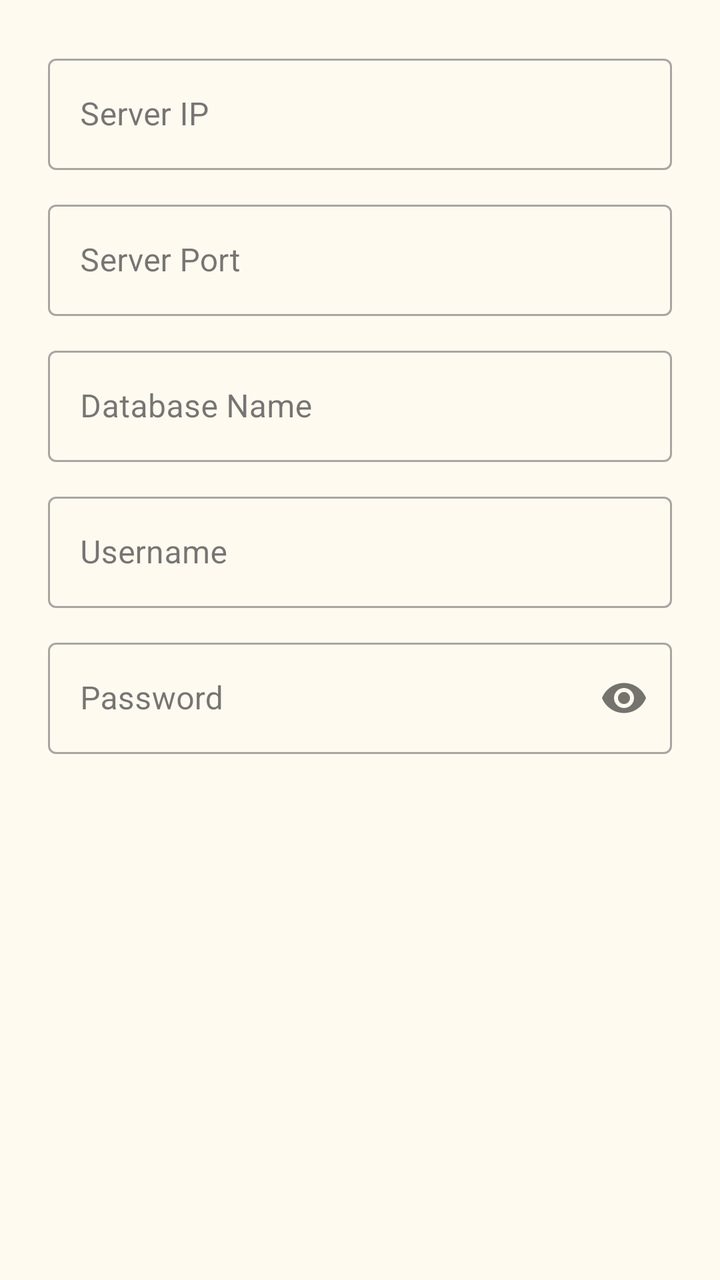
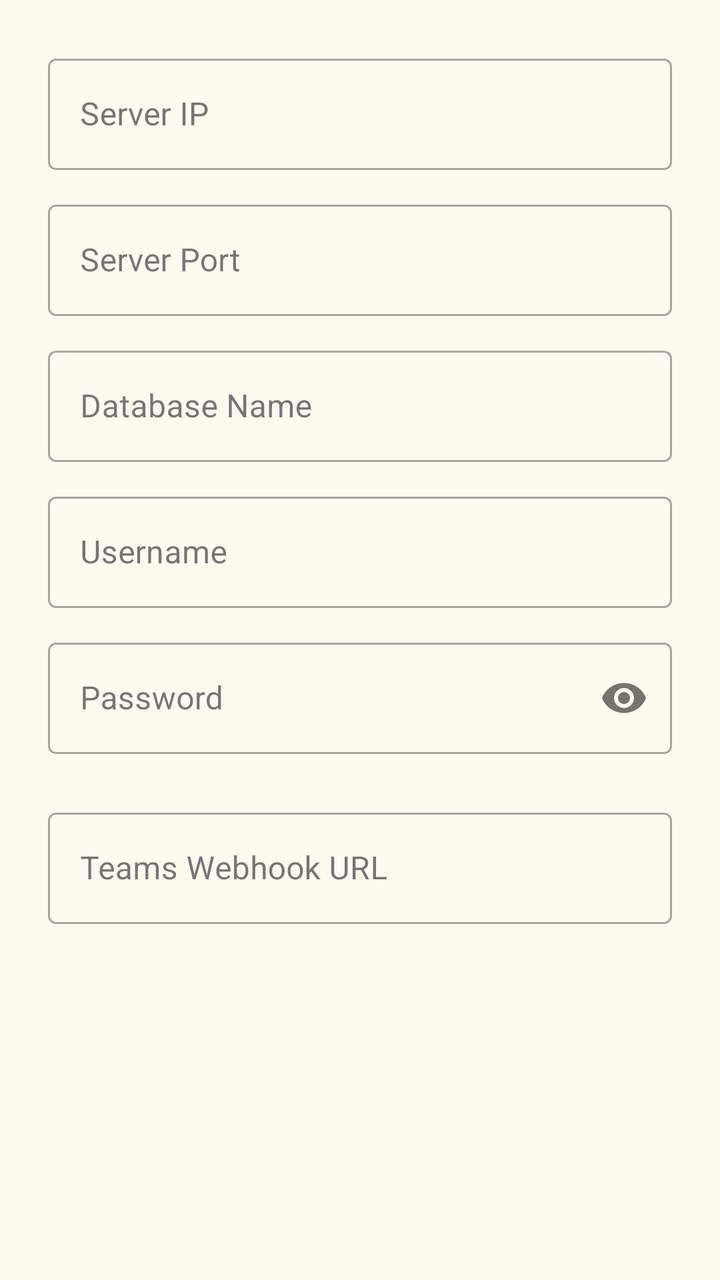

Screens rendered from an Android XML layout before and after an edit, with the pre-edit source and the edit as a unified diff.
<!-- AndroidManifest.xml: application theme Theme.MT01 -->
<!-- res/layout/dialog_connection_settings.xml -->
<?xml version="1.0" encoding="utf-8"?>
<ScrollView xmlns:android="http://schemas.android.com/apk/res/android"
    xmlns:app="http://schemas.android.com/apk/res-auto"
    android:layout_width="match_parent"
    android:layout_height="wrap_content">

    <LinearLayout
        android:layout_width="match_parent"
        android:layout_height="wrap_content"
        android:orientation="vertical"
        android:padding="24dp">

        <com.google.android.material.textfield.TextInputLayout
            style="@style/Widget.MaterialComponents.TextInputLayout.OutlinedBox"
            android:layout_width="match_parent"
            android:layout_height="wrap_content"
            android:hint="@string/settings_server_ip">

            <com.google.android.material.textfield.TextInputEditText
                android:id="@+id/ip_edit_text"
                android:layout_width="match_parent"
                android:layout_height="wrap_content"
                android:inputType="text" />
        </com.google.android.material.textfield.TextInputLayout>

        <com.google.android.material.textfield.TextInputLayout
            style="@style/Widget.MaterialComponents.TextInputLayout.OutlinedBox"
            android:layout_width="match_parent"
            android:layout_height="wrap_content"
            android:layout_marginTop="12dp"
            android:hint="@string/settings_server_port">

            <com.google.android.material.textfield.TextInputEditText
                android:id="@+id/port_edit_text"
                android:layout_width="match_parent"
                android:layout_height="wrap_content"
                android:inputType="number" />
        </com.google.android.material.textfield.TextInputLayout>

        <com.google.android.material.textfield.TextInputLayout
            style="@style/Widget.MaterialComponents.TextInputLayout.OutlinedBox"
            android:layout_width="match_parent"
            android:layout_height="wrap_content"
            android:layout_marginTop="12dp"
            android:hint="@string/settings_db_name">

            <com.google.android.material.textfield.TextInputEditText
                android:id="@+id/db_edit_text"
                android:layout_width="match_parent"
                android:layout_height="wrap_content"
                android:inputType="text" />
        </com.google.android.material.textfield.TextInputLayout>

        <com.google.android.material.textfield.TextInputLayout
            style="@style/Widget.MaterialComponents.TextInputLayout.OutlinedBox"
            android:layout_width="match_parent"
            android:layout_height="wrap_content"
            android:layout_marginTop="12dp"
            android:hint="@string/login_username">

            <com.google.android.material.textfield.TextInputEditText
                android:id="@+id/user_edit_text"
                android:layout_width="match_parent"
                android:layout_height="wrap_content"
                android:inputType="text" />
        </com.google.android.material.textfield.TextInputLayout>

        <com.google.android.material.textfield.TextInputLayout
            style="@style/Widget.MaterialComponents.TextInputLayout.OutlinedBox"
            android:layout_width="match_parent"
            android:layout_height="wrap_content"
            android:layout_marginTop="12dp"
            android:hint="@string/login_password"
            app:passwordToggleEnabled="true">

            <com.google.android.material.textfield.TextInputEditText
                android:id="@+id/pass_edit_text"
                android:layout_width="match_parent"
                android:layout_height="wrap_content"
                android:inputType="textPassword" />
        </com.google.android.material.textfield.TextInputLayout>

    </LinearLayout>
</ScrollView>
<!-- resources referenced by this layout -->
<resources>
  <string name="login_password">Password</string>
  <string name="login_username">Username</string>
  <string name="settings_db_name">Database Name</string>
  <string name="settings_server_ip">Server IP</string>
  <string name="settings_server_port">Server Port</string>
  <style name="Theme.MT01" parent="Theme.Material3.DayNight.NoActionBar">
          
          <item name="colorPrimary">@color/blue_500</item>
          <item name="colorOnPrimary">@color/white</item>
          <item name="colorPrimaryContainer">@color/blue_light</item>
          <item name="colorOnPrimaryContainer">@color/blue_700</item>
  
          
          <item name="colorSecondary">@color/teal_700</item>
          <item name="colorOnSecondary">@color/white</item>
  
          
          <item name="android:statusBarColor">?attr/colorPrimary</item>
          <item name="android:windowLightStatusBar">false</item>
          <item name="android:colorBackground">@color/floral_white</item>
  
          
          <item name="colorPageBackground">@color/neutral_background</item>
          <item name="colorCardBackground">@color/white</item>
          <item name="colorTextPrimary">@color/black</item>
          <item name="colorTextSecondary">@color/grey_text</item>
  
          <item name="colorStatusLow">@color/orange_600</item>
          <item name="colorStatusOut">@color/red_disabled</item>
  
          <item name="colorTxnIn">@color/green_700</item>
          <item name="colorTxnOut">@color/orange_600</item>
          <item name="colorTxnReturn">@color/blue_dark</item>
  
          
          <item name="textAppearanceHeadlineLarge">@style/TextAppearance.Material3.HeadlineLarge</item>
          <item name="textAppearanceBodyLarge">@style/TextAppearance.Material3.BodyLarge</item>
      </style>
  <color name="blue_500">#1E88E5</color>
  <color name="white">#FFFFFFFF</color>
  <color name="blue_light">#6AB7FF</color>
  <color name="blue_700">#005CB1</color>
  <color name="teal_700">#FF018786</color>
  <color name="floral_white">#FFFAF0</color>
  <color name="neutral_background">#E0E0E0</color>
  <color name="black">#FF000000</color>
  <color name="grey_text">#888888</color>
  <color name="orange_600">#FB8C00</color>
  <color name="red_disabled">#FF0000</color>
  <color name="green_700">#1B5E20</color>
  <color name="blue_dark">#005CB1</color>
</resources>

<!-- the commit's change to res/layout/dialog_connection_settings.xml (unified diff, before → after) -->
@@ -80,5 +80,19 @@
                 android:inputType="textPassword" />
         </com.google.android.material.textfield.TextInputLayout>
 
+        <com.google.android.material.textfield.TextInputLayout
+            style="@style/Widget.MaterialComponents.TextInputLayout.OutlinedBox"
+            android:layout_width="match_parent"
+            android:layout_height="wrap_content"
+            android:layout_marginTop="24dp"
+            android:hint="@string/settings_teams_webhook_url">
+
+            <com.google.android.material.textfield.TextInputEditText
+                android:id="@+id/webhook_edit_text"
+                android:layout_width="match_parent"
+                android:layout_height="wrap_content"
+                android:inputType="textUri" />
+        </com.google.android.material.textfield.TextInputLayout>
+
     </LinearLayout>
 </ScrollView>
<!-- resource entries referenced after the edit -->
@@ -5,6 +5,7 @@
   <string name="settings_db_name">Database Name</string>
   <string name="settings_server_ip">Server IP</string>
   <string name="settings_server_port">Server Port</string>
+  <string name="settings_teams_webhook_url">Teams Webhook URL</string>
   <style name="Theme.MT01" parent="Theme.Material3.DayNight.NoActionBar">
           
           <item name="colorPrimary">@color/blue_500</item>
